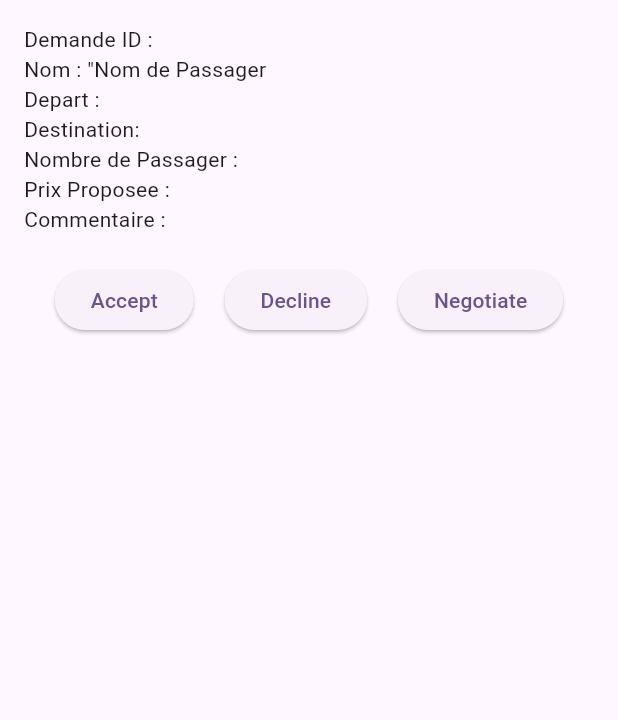
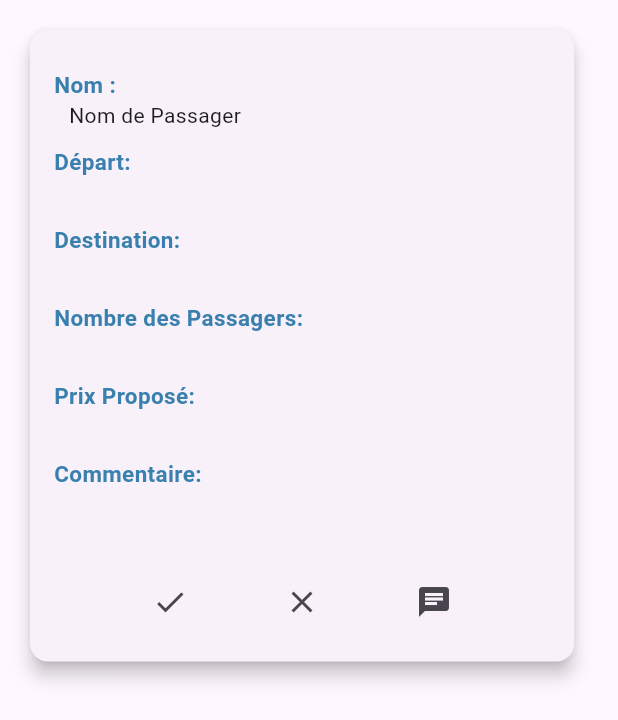
Before and after one commit to Sarra-Touffehi/ProjetInteg3eme, a Flutter app: the TraiterDemandePage screen opened directly with empty values, on a phone screen of 412 x 824 dp. Shown: the top 720 px of the screen. Run offline on Flutter 3.47's test engine with Material 3 defaults, Android fonts, the phone set to English and light mode, and no system bars; our stand-ins replace cloud_firestore, dio, firebase_auth, firebase_core, form_field_validator, geolocator; accounts and stored records are empty; network calls fail.

Commit message:
modifier design

```diff
--- a/lib/main.dart
+++ b/lib/main.dart
@@ -22,6 +22,42 @@
   );
   runApp(const MyApp());
 }
+/*
+class MyApp extends StatelessWidget {
+  const MyApp({Key? key}) : super(key: key);
+
+  @override
+  Widget build(BuildContext context) {
+    return MaterialApp(
+      title: 'Wassalny',
+      theme: ThemeData(
+        colorScheme: ColorScheme.fromSeed(seedColor: Colors.deepPurple),
+        useMaterial3: true,
+      ),
+      home: MyHomePage(),
+    );
+  }
+}
+
+class MyHomePage extends StatelessWidget {
+  @override
+  Widget build(BuildContext context) {
+    // Navigate directly to the login page
+    Future.delayed(Duration.zero, () {
+      Navigator.pushReplacement(
+        context,
+        MaterialPageRoute(builder: (context) => loginPassager.MyApp()),
+      );
+    });
+
+    return Scaffold(
+      body: Center(
+        child: CircularProgressIndicator(), //loader
+      ),
+    );
+  }
+}
+*/
 
 class MyApp extends StatelessWidget {
   const MyApp({super.key});
@@ -50,6 +86,8 @@
 }
 
 class _MyHomePageState extends State<MyHomePage> {
+
+
 
   void interfaceAjoutDemande() {
     Navigator.push(
--- a/lib/traiter_demande.dart
+++ b/lib/traiter_demande.dart
@@ -1,10 +1,8 @@
 import 'package:flutter/material.dart';
 import 'package:cloud_firestore/cloud_firestore.dart';
 
-
 class MyApp extends StatelessWidget {
   final String demandeId;
-
 
   MyApp({required this.demandeId});
 
@@ -15,7 +13,7 @@
         appBar: AppBar(
           title: Text('Traiter Demande'),
         ),
-        body: TraiterDemandePage(demandeId:demandeId),
+        body: TraiterDemandePage(demandeId: demandeId),
       ),
     );
   }
@@ -36,7 +34,7 @@
   @override
   void initState() {
     super.initState();
-    demandeStream = FirebaseFirestore.instance.collection('Demande').doc(widget.demandeId).snapshots();
+    demandeStream = FirebaseFirestore.instance.collection('Demandes').doc(widget.demandeId).snapshots();
   }
 
   @override
@@ -58,52 +56,67 @@
           }
 
           var demandeData = snapshot.data!.data();
+
           // Display the data in your UI
-          return Padding(
+          return SingleChildScrollView(
+            child: Padding(
+              padding: const EdgeInsets.all(16.0),
+
+              child: Container(
+                width: MediaQuery.of(context).size.width * 0.9,
+                child: Card(
+                  elevation: 5,
+                  child: Padding(
                     padding: const EdgeInsets.all(16.0),
                     child: Column(
                       crossAxisAlignment: CrossAxisAlignment.start,
                       children: [
-                Text('Demande ID : ${widget.demandeId}'),
-                Text('Nom : "Nom de Passager'),
-                Text('Depart : ${demandeData?['depart']}'),
-                Text('Destination: ${demandeData?['destination']}'),
-                Text('Nombre de Passager : ${demandeData?['nbrpersonne']}'),
-                Text('Prix Proposee : ${demandeData?['prix']}'),
-                Text('Commentaire : ${demandeData?['commentaire']}'),
-
+                        //Text('Demande ID: ${widget.demandeId}', style: TextStyle(fontWeight: FontWeight.bold, fontSize: 16)),
+                        SizedBox(height: 10),
+                        DecoratedField(label: 'Nom :', value: 'Nom de Passager'),
+                        DecoratedField(label: 'Départ:', value: '${demandeData?['depart']}'),
+                        DecoratedField(label: 'Destination:', value: '${demandeData?['destination']}'),
+                        DecoratedField(label: 'Nombre des Passagers:', value: '${demandeData?['nbrpersonne']}'),
+                        DecoratedField(label: 'Prix Proposé:', value: '${demandeData?['prix']}'),
+                        DecoratedField(label: 'Commentaire:', value: '${demandeData?['commentaire']}'),
                         SizedBox(height: 20),
-
                         Row(
-                  mainAxisAlignment: MainAxisAlignment.spaceEvenly,
+                          mainAxisAlignment: MainAxisAlignment.center,
                           children: [
-                    ElevatedButton(
+                            // Use SizedBox for margin between buttons and icons
+                            IconButton(
                               onPressed: () {
                                 // Handle Accept logic
                                 // You can use demandeData and widget.demandeId to perform actions
                                 print('Accepted');
                               },
-                      child: Text('Accept'),
+                              icon: Icon(Icons.check),
                             ),
-                    ElevatedButton(
+                            SizedBox(width: 40), // Add margin between buttons
+                            IconButton(
                               onPressed: () {
                                 // Handle Decline logic
                                 // You can use demandeData and widget.demandeId to perform actions
                                 print('Declined');
                               },
-                      child: Text('Decline'),
+                              icon: Icon(Icons.close),
                             ),
-                    ElevatedButton(
+                            SizedBox(width: 40), // Add margin between buttons
+                            IconButton(
                               onPressed: () {
                                 // Handle Negotiate logic
                                 // You can use demandeData and widget.demandeId to perform actions
                                 print('Negotiate');
                               },
-                      child: Text('Negotiate'),
+                              icon: Icon(Icons.chat),
                             ),
                           ],
                         ),
                       ],
+                    ),
+                  ),
+                ),
+              ),
             ),
           );
         },
@@ -111,3 +124,30 @@
     );
   }
 }
+
+class DecoratedField extends StatelessWidget {
+  final String label;
+  final String value;
+
+  const DecoratedField({Key? key, required this.label, required this.value}) : super(key: key);
+
+  @override
+  Widget build(BuildContext context) {
+    return Column(
+      crossAxisAlignment: CrossAxisAlignment.start,
+      children: [
+        Text('$label', style: TextStyle(fontWeight: FontWeight.bold,fontSize: 15, color: Color(0xFF3980AE))),
+        Row(
+          children: [
+            //Icon(Icons.info, size: 16, color: Colors.blue),
+            SizedBox(width: 10),
+            Flexible(
+              child: Text('$value'),
+            ),
+          ],
+        ),
+        SizedBox(height: 10),
+      ],
+    );
+  }
+}
```
Also changed, not shown: lib/InscrireChauffeur.dart (+11 -1 lines), lib/demande_page.dart (+11 -1 lines), lib/home_page.dart (added, +86 -0 lines), lib/inscri_passager_page.dart (+11 -1 lines), lib/loginPassager.dart (+86 -12 lines), pubspec.lock. Lines whose indentation alone changed are shown as unchanged.
